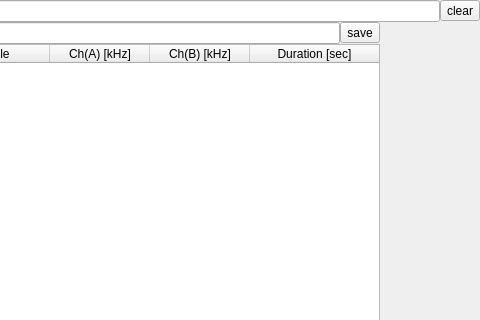
First picture: the form in chisurf/gui/widgets/wizard/fcs_merger.ui, repository Fluorescence-Tools/chisurf, before the edit; both pictures show x 405 to 885 and y 0 to 320 of the 885 by 401 pixel window.
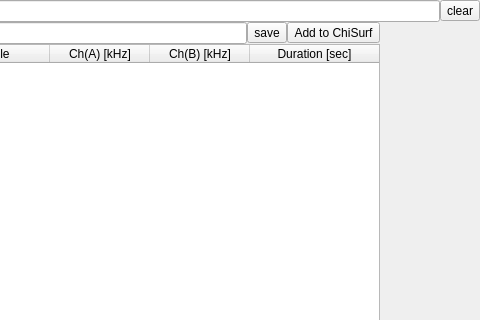
Second picture: the form after the edit.

Commit message: Add mechanism to add to chisurf

The edit to the form file:
```diff
--- a/chisurf/gui/widgets/wizard/fcs_merger.ui
+++ b/chisurf/gui/widgets/wizard/fcs_merger.ui
@@ -169,7 +169,17 @@
           <string>save</string>
          </property>
         </widget>
-       </item>
+      </item>
+      <item row="2" column="3">
+        <widget class="QToolButton" name="toolButton_add_to_chisurf">
+         <property name="text">
+          <string>Add to ChiSurf</string>
+         </property>
+         <property name="toolTip">
+          <string>Add correlation curve to ChiSurf as a dataset</string>
+         </property>
+        </widget>
+      </item>
        <item row="2" column="1">
         <widget class="QLineEdit" name="lineEdit_2">
          <property name="readOnly">
```
The commit also changes 1 other file.
